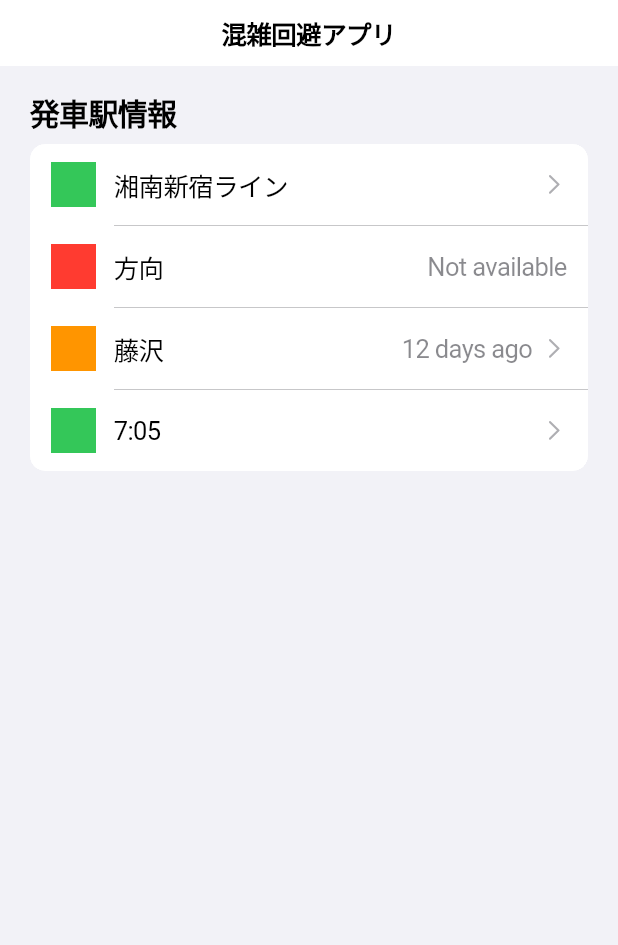
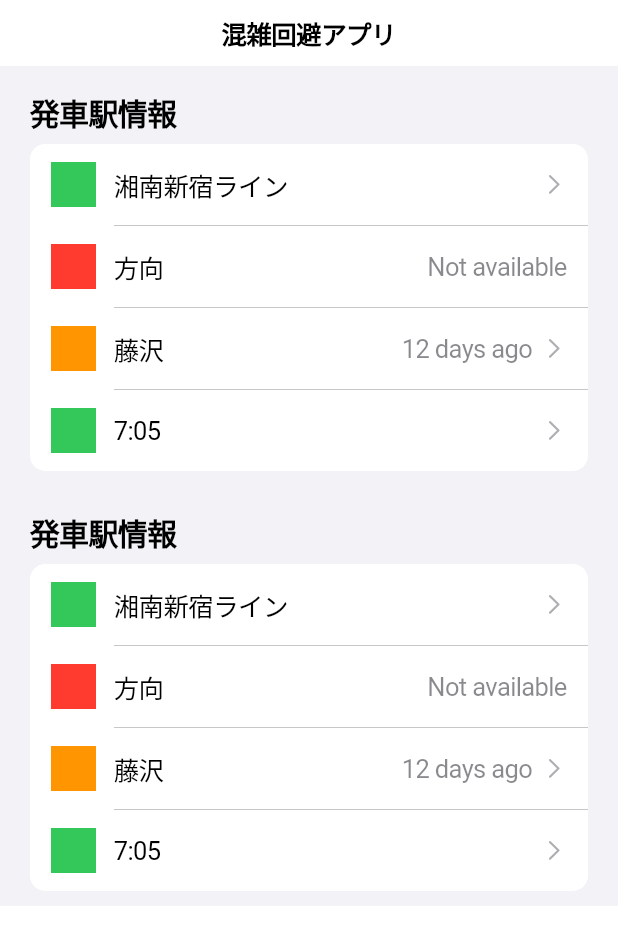
Before and after one commit to sakkke/quickflow, a Flutter app: the screen it shows after launch, on a phone screen of 412 x 824 dp. Shown: the top 945 px of the screen. Run offline on Flutter 3.47's test engine with Material 3 defaults, Android fonts, the phone set to English and light mode, and no system bars.

```diff
--- a/lib/main.dart
+++ b/lib/main.dart
@@ -17,7 +17,12 @@ class MyApp extends StatelessWidget {
             navigationBar: CupertinoNavigationBar(
               middle: Text('混雑回避アプリ'),
             ),
-            child: SafeArea(child: ListSectionInsetExample()),
+            child: SafeArea(child: Column(
+              children: [
+                ListSectionInsetExample(),
+                ListSectionInsetExample2(),
+              ],
+            )),
           );
         },
         '/route-selection': (BuildContext context) {
@@ -144,3 +149,91 @@ class _SecondPage extends StatelessWidget {
     );
   }
 }
+
+class ListSectionInsetExample2 extends StatelessWidget {
+  const ListSectionInsetExample2({super.key});
+
+  @override
+  Widget build(BuildContext context) {
+    return CupertinoPageScaffold(
+      child: CupertinoListSection.insetGrouped(
+        header: const Text('発車駅情報'),
+        children: <CupertinoListTile>[
+          CupertinoListTile.notched(
+            title: const Text('湘南新宿ライン'),
+            leading: Container(
+              width: double.infinity,
+              height: double.infinity,
+              color: CupertinoColors.activeGreen,
+            ),
+            trailing: const CupertinoListTileChevron(),
+            onTap: () => Navigator.of(context).push(
+              CupertinoPageRoute<void>(
+                builder: (BuildContext context) {
+                  return const _SecondPage(text: 'Open pull request');
+                },
+              ),
+            ),
+          ),
+          CupertinoListTile.notched(
+            title: const Text('方向'),
+            leading: Container(
+              width: double.infinity,
+              height: double.infinity,
+              color: CupertinoColors.systemRed,
+            ),
+            additionalInfo: const Text('Not available'),
+          ),
+          CupertinoListTile.notched(
+            title: const Text('藤沢'),
+            leading: Container(
+              width: double.infinity,
+              height: double.infinity,
+              color: CupertinoColors.activeOrange,
+            ),
+            additionalInfo: const Text('12 days ago'),
+            trailing: const CupertinoListTileChevron(),
+            onTap: () => Navigator.of(context).push(
+              CupertinoPageRoute<void>(
+                builder: (BuildContext context) {
+                  return const _SecondPage(text: 'Last commit');
+                },
+              ),
+            ),
+          ),
+          CupertinoListTile.notched(
+            title: const Text('7:05'),
+            leading: Container(
+              width: double.infinity,
+              height: double.infinity,
+              color: CupertinoColors.activeGreen,
+            ),
+            trailing: const CupertinoListTileChevron(),
+            onTap: () => Navigator.of(context).push(
+              CupertinoPageRoute<void>(
+                builder: (BuildContext context) {
+                  return const _SecondPage(text: 'Open pull request');
+                },
+              ),
+            ),
+          ),
+        ],
+      ),
+    );
+  }
+}
+
+class _SecondPage2 extends StatelessWidget {
+  const _SecondPage2({required this.text});
+
+  final String text;
+
+  @override
+  Widget build(BuildContext context) {
+    return CupertinoPageScaffold(
+      child: Center(
+        child: Text(text),
+      ),
+    );
+  }
+}
```
